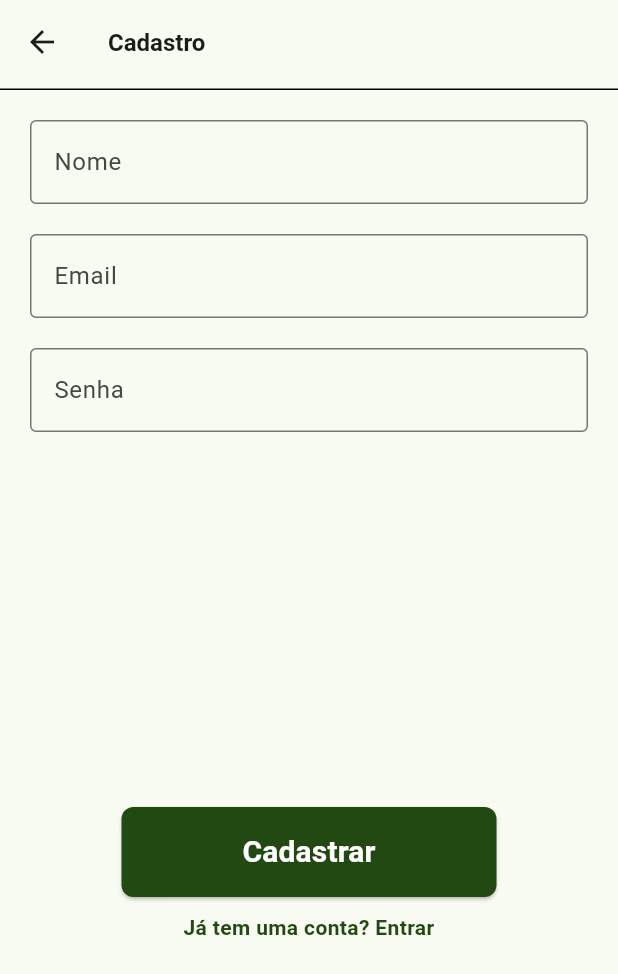
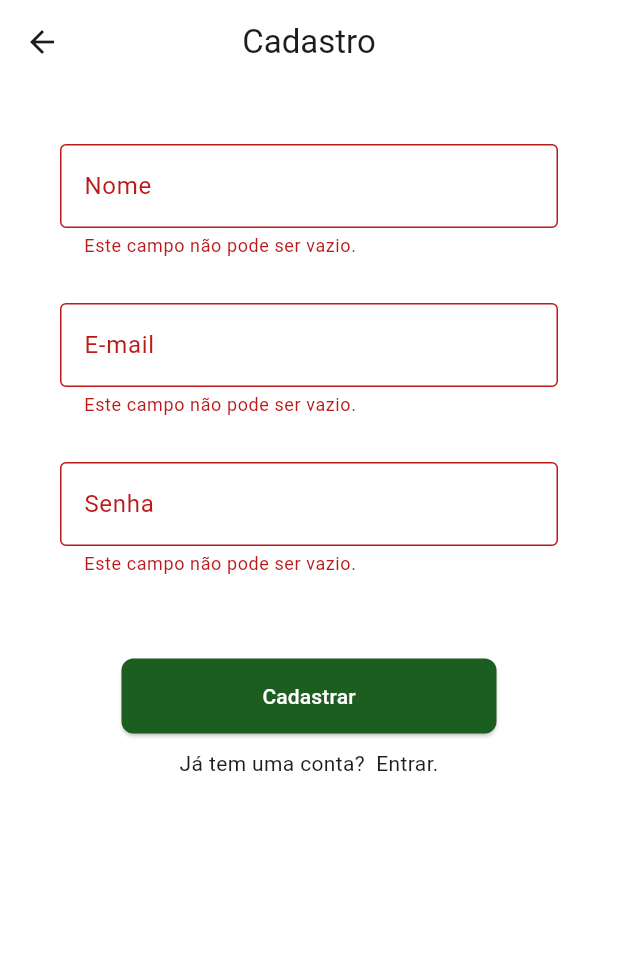
Before and after one commit to holyicecream/Meu-Financeiro, a Flutter app: the Cadastro screen opened by its route, after a tap on "Cadastrar", on a phone screen of 412 x 824 dp. Shown: the top 974 px of the screen. Run offline on Flutter 3.47's test engine with Material 3 defaults, Android fonts, the phone set to English and light mode, and no system bars; our stand-ins replace fixnum; missing offline and left inert: mongo_dart.

```diff
--- a/mongo_project/lib/Pages/Login.dart
+++ b/mongo_project/lib/Pages/Login.dart
@@ -1,4 +1,4 @@
-// ignore_for_file: prefer_const_constructors, prefer_const_literals_to_create_immutables
+// ignore_for_file: prefer_const_constructors, prefer_const_literals_to_create_immutables, file_names
 //selected color
 //unselected color
 //icons: login, person, wc, assignment, delete, login_outlined, foward
@@ -16,6 +16,7 @@ class LoginState extends State<Login> {
   @override
   Widget build(BuildContext context) {
     inBuildLogin(context);
+    print(todosArguments.dataClientes.toJson());
     return Scaffold(
       backgroundColor: Colors.white,
       appBar: AppBar(
--- a/mongo_project/lib/Pages/cadastro.dart
+++ b/mongo_project/lib/Pages/cadastro.dart
@@ -1,7 +1,9 @@
 // ignore_for_file: prefer_const_constructors, prefer_const_literals_to_create_immutables
-
+//selected color
+//unselected color
+//icons: login, person, wc, assignment, delete, login_outlined, foward
 import 'package:flutter/material.dart';
-import '/_backend/backend_tela_principal.dart';
+import 'package:projeto_integrador/_backend/backend_cadastro.dart';
 
 class Cadastro extends StatefulWidget {
   const Cadastro({super.key});
@@ -11,91 +13,112 @@ class Cadastro extends StatefulWidget {
 }
 
 class CadastroState extends State<Cadastro> {
-  int indexDoBottom = 0;
   @override
   Widget build(BuildContext context) {
-    inBuildTelaPrincipal(context);
+    inBuildCadastro(context);
     return Scaffold(
+      backgroundColor: Colors.white,
       appBar: AppBar(
-        bottom: PreferredSize(
-          preferredSize: const Size.fromHeight(4.0),
-          child: Container(
-            color: Colors.black,
-            height: 1.0,
-          ),
-        ),
-        title: const Text(
-          "Cadastro",
-          style: TextStyle(fontWeight: FontWeight.bold, fontSize: 16),
-          textAlign: TextAlign.center,
-        ),
+        centerTitle: true,
+        title: Text('Cadastro'),
+        backgroundColor: Colors.white,
       ),
       body: SingleChildScrollView(
         child: Center(
+          child: Padding(
+            padding: EdgeInsets.all(20),
+            child: Form(
+              key: formKey,
               child: Column(
-            mainAxisAlignment: MainAxisAlignment.spaceAround,
+                crossAxisAlignment: CrossAxisAlignment.start,
                 children: [
                   Padding(
-                padding: const EdgeInsets.all(20.0),
+                    padding: EdgeInsets.all(20),
                     child: Column(
                       children: [
-                    TextField(
+                        TextFormField(
+                          validator: (value) {
+                            return nomeValidator(value);
+                          },
+                          onChanged: (value) {
+                            nomeOnChange(value);
+                          },
                           decoration: InputDecoration(
-                          border: OutlineInputBorder(), labelText: "Nome"),
+                            border: OutlineInputBorder(),
+                            labelText: 'Nome',
+                          ),
                         ),
                         SizedBox(
-                      height: 20,
+                          height: 30,
                         ),
-                    TextField(
+                        TextFormField(
+                          validator: (value) {
+                            return emailValidator(value);
+                          },
+                          onChanged: (value) {
+                            emailOnChange(value);
+                          },
                           decoration: InputDecoration(
-                          border: OutlineInputBorder(), labelText: "Email"),
+                            border: OutlineInputBorder(),
+                            labelText: 'E-mail',
+                          ),
                         ),
                         SizedBox(
-                      height: 20,
+                          height: 30,
                         ),
-                    TextField(
+                        TextFormField(
+                          validator: (value) {
+                            return senhaValidator(value);
+                          },
                           obscureText: true,
+                          onChanged: (value) {
+                            senhaOnChange(value);
+                          },
                           decoration: InputDecoration(
-                          border: OutlineInputBorder(), labelText: "Senha"),
+                            border: OutlineInputBorder(),
+                            labelText: 'Senha',
+                          ),
+                        ),
+                      ],
+                    ),
                   ),
                   SizedBox(
-                      height: 250,
+                    height: 35,
                   ),
-                    Container(
-                        width: 250,
-                        height: 60,
+                  Center(
                     child: ElevatedButton(
-                            onPressed: () {},
-                            style: ElevatedButton.styleFrom(
-                                backgroundColor: Color(0xFF224912),
-                                shape: RoundedRectangleBorder(
+                      onPressed: () {
+                        cadastrarOnTap(context);
+                      },
+                      style: ButtonStyle(
+                        shape: MaterialStateProperty.all(RoundedRectangleBorder(
                             borderRadius: BorderRadius.circular(8))),
-                            child: Text(
-                              "Cadastrar",
-                              style: TextStyle(
-                                  fontWeight: FontWeight.bold,
-                                  color: Colors.white,
-                                  fontSize: 20),
-                            ))),
-                    SizedBox(
-                      height: 10,
+                        backgroundColor: MaterialStateColor.resolveWith(
+                            (states) => Colors.green.shade900),
+                        minimumSize:
+                            MaterialStateProperty.resolveWith((states) {
+                          return Size(250, 50);
+                        }),
                       ),
-                    InkWell(
-                      child: Text(
-                        "Já tem uma conta? Entrar",
-                        textAlign: TextAlign.center,
-                        style: TextStyle(
-                            fontWeight: FontWeight.bold,
-                            color: Color(0xFF224912)),
+                      child: Text("Cadastrar", style: TextStyle(color: Colors.white),),
                     ),
+                  ),
+                  SizedBox(height: 10,),
+                  Row(
+                    mainAxisAlignment: MainAxisAlignment.center,
+                    children: [
+                      Text("Já tem uma conta?  "),
+                      GestureDetector(
+                        child: Text("Entrar."),
                         onTap: () {
-                        Navigator.pushReplacementNamed(context, '/Login');
+                          entrarOnTap(context);
                         },
                       )
                     ],
-                ),
                   )
                 ],
+              ),
+            ),
           ),
         ),
       ),
--- a/mongo_project/lib/Pages/login.dart
+++ b/mongo_project/lib/Pages/login.dart
@@ -1,4 +1,4 @@
-// ignore_for_file: prefer_const_constructors, prefer_const_literals_to_create_immutables
+// ignore_for_file: prefer_const_constructors, prefer_const_literals_to_create_immutables, file_names
 //selected color
 //unselected color
 //icons: login, person, wc, assignment, delete, login_outlined, foward
@@ -16,6 +16,7 @@ class LoginState extends State<Login> {
   @override
   Widget build(BuildContext context) {
     inBuildLogin(context);
+    print(todosArguments.dataClientes.toJson());
     return Scaffold(
       backgroundColor: Colors.white,
       appBar: AppBar(
--- a/mongo_project/lib/Pages/login2.dart
+++ b/mongo_project/lib/Pages/login2.dart
@@ -1,4 +1,4 @@
-// ignore_for_file: prefer_const_constructors, prefer_const_literals_to_create_immutables, file_names
+// ignore_for_file: prefer_const_constructors, prefer_const_literals_to_create_immutables
 //selected color
 //unselected color
 //icons: login, person, wc, assignment, delete, login_outlined, foward
@@ -16,7 +16,6 @@ class LoginState extends State<Login> {
   @override
   Widget build(BuildContext context) {
     inBuildLogin(context);
-    print(todosArguments.dataClientes.toJson());
     return Scaffold(
       backgroundColor: Colors.white,
       appBar: AppBar(
--- a/mongo_project/lib/_backend/backend_cadastro.dart
+++ b/mongo_project/lib/_backend/backend_cadastro.dart
@@ -23,7 +23,7 @@ bool check = true;
 List<Map<String, dynamic>> dataClientes = [
   {'': ''}
 ];
-void inBuildLogin(context) {
+void inBuildCadastro(context) {
   count++;
   print("build $count");
   if (check) {
@@ -39,10 +39,10 @@ void inBuildLogin(context) {
   MongoDatabaseClientes.getData().then(
     (value) {
       dataClientes = value;
-      todosArguments.dataClientes.codCliente = (value[value.length - 1]['cod_cliente'] + 1);
+      todosArguments.dataClientes.codCliente =
+          (value[value.length - 1]['cod_cliente'] + 1);
     },
   );
-
 }
 
 void nomeOnChange(value) {
@@ -88,7 +88,9 @@ String? senhaValidator(String? value) {
   }
 }
 
-void cadastroOnTap(context) {
+final GlobalKey<FormState> formKey = GlobalKey<FormState>();
+void cadastrarOnTap(context) {
+  if (formKey.currentState!.validate()) {
     MongoDbModelClientes data = todosArguments.dataClientes;
     if (todosArguments.dataClientes.email != '' &&
         todosArguments.dataClientes.senha != '' &&
@@ -98,7 +100,8 @@ void cadastroOnTap(context) {
           arguments: todosArguments);
     } else {}
   }
+}
 
-void entrarOnTap(context){
+void entrarOnTap(context) {
   Navigator.pushReplacementNamed(context, '/Login', arguments: todosArguments);
 }
```
Also changed, not shown: mongo_project/lib/Pages/cadastro2.dart (added, +104 -0 lines), mongo_project/lib/main.dart (+4 -5 lines). Lines whose indentation alone changed are shown as unchanged.
